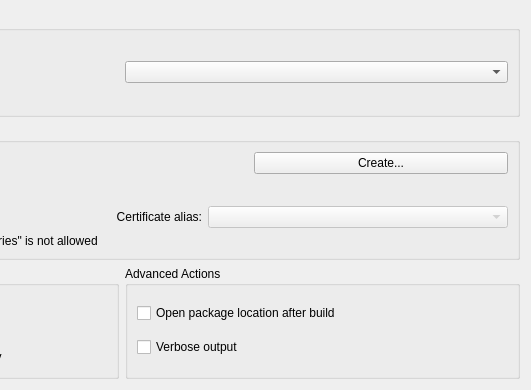
Qt form src/plugins/android/androidbuildapkwidget.ui (qt-creator/qt-creator) before a commit; both pictures show x 288 to 819 and y 0 to 390 of the 819 by 390 pixel window.
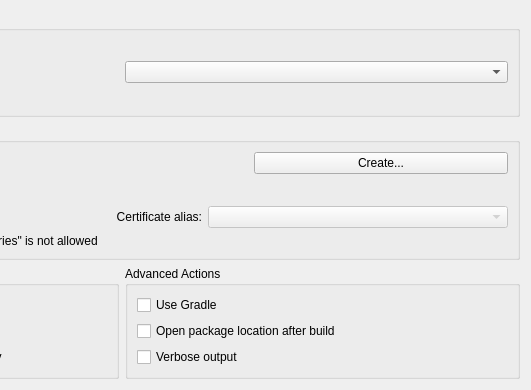
The same form after that commit. Icons and pictures are not drawn. Custom widgets are drawn as their Qt base class.

Commit message:
Android: Say hello to gradle!
Switching from Ant to Gradle brings lots of advantages:
 - it is way faster when rebuilding (25-50% faster than ant).
 - it enables first class Android Studio integration.
 - adding Android Extras libs (e.g. Google Play services, OBB, etc.) to
   your project is now painless.

[ChangeLog][Android] Added Gradle support to build the APK.

```diff
--- a/src/plugins/android/androidbuildapkwidget.ui
+++ b/src/plugins/android/androidbuildapkwidget.ui
@@ -184,20 +184,27 @@
       <string>Advanced Actions</string>
      </property>
      <layout class="QGridLayout" name="gridLayout">
-      <item row="1" column="0">
+      <item row="2" column="0">
        <widget class="QCheckBox" name="verboseOutputCheckBox">
         <property name="text">
          <string>Verbose output</string>
         </property>
        </widget>
       </item>
-      <item row="0" column="0">
+      <item row="1" column="0">
        <widget class="QCheckBox" name="openPackageLocationCheckBox">
         <property name="text">
          <string>Open package location after build</string>
         </property>
        </widget>
       </item>
+      <item row="0" column="0">
+       <widget class="QCheckBox" name="useGradleCheckBox">
+        <property name="text">
+         <string>Use Gradle</string>
+        </property>
+       </widget>
+      </item>
      </layout>
     </widget>
    </item>
```
The commit also changes 27 other files.
